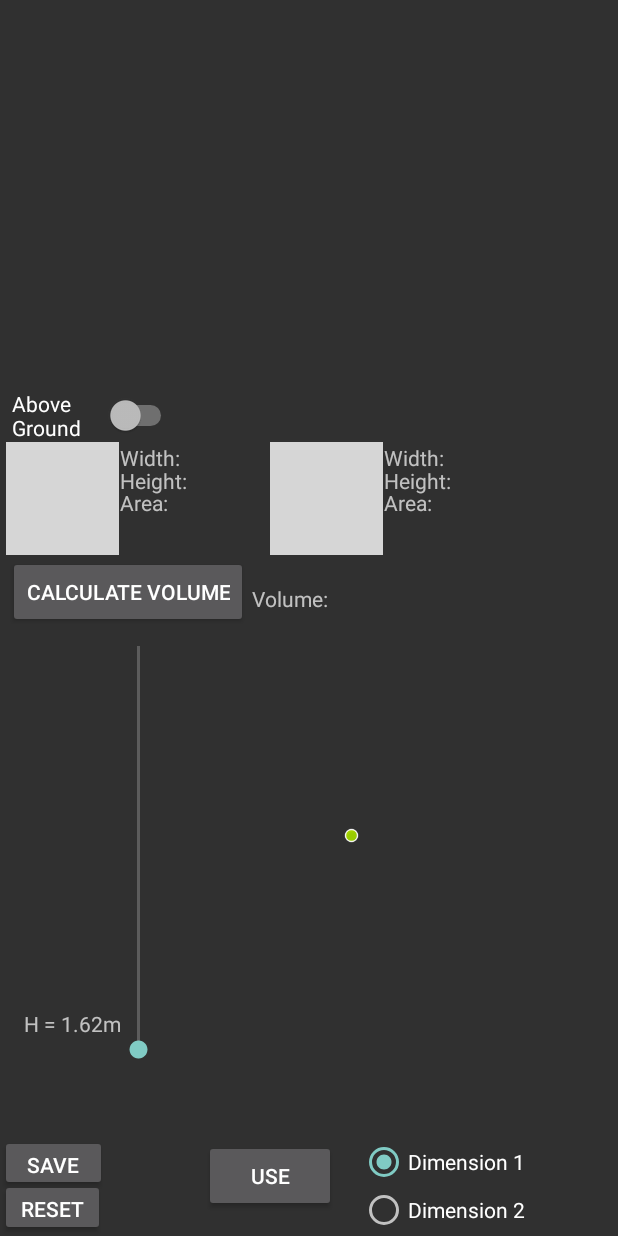
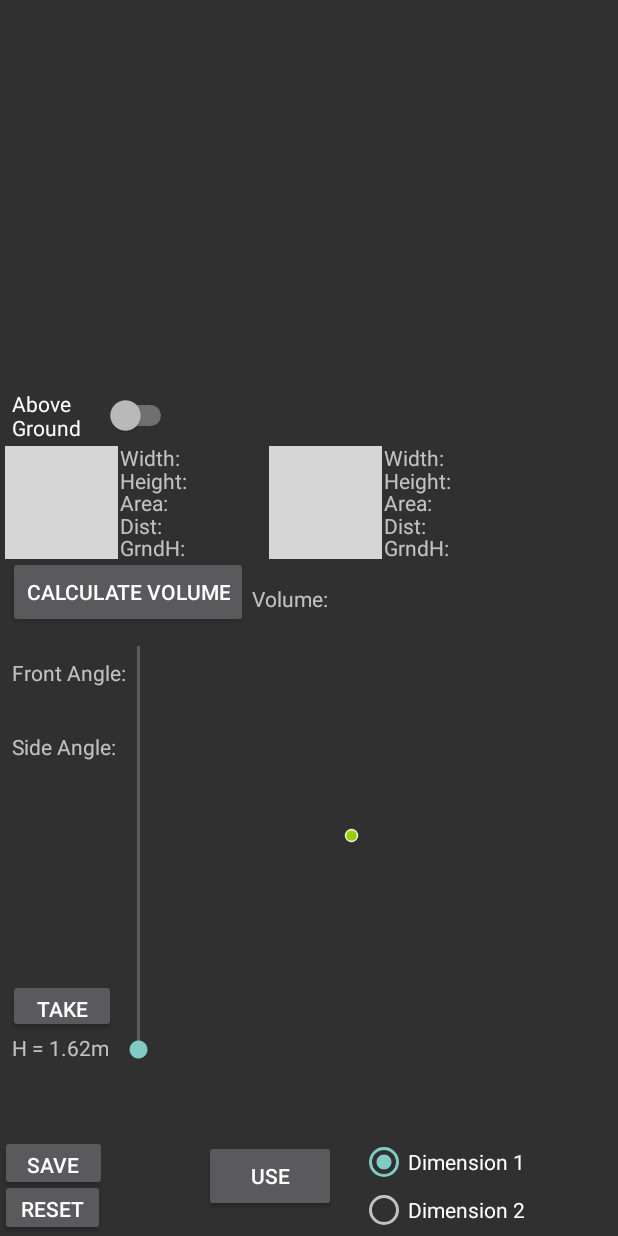
Before and after one commit to GerronT/final-year-project, an Android app: the layout activity_main.xml on its own in the app's theme, with its tools: preview values and no code run, on a phone screen of 412 x 824 dp. Run offline under Robolectric (Android 15) with nearby library versions, the phone set to English and light mode, and no system bars; grey boxes are pictures that could not be loaded.

Commit message:
included distance and ground height. Increased usability by restricting access to buttons when not necessary

```diff
--- a/app/src/main/res/layout/activity_main.xml
+++ b/app/src/main/res/layout/activity_main.xml
@@ -89,20 +89,21 @@
         android:id="@+id/gHL"
         android:layout_width="67dp"
         android:layout_height="27dp"
-        android:layout_marginStart="16dp"
-        android:layout_marginLeft="16dp"
-        android:layout_marginBottom="124dp"
+        android:layout_marginStart="8dp"
+        android:layout_marginLeft="8dp"
+        android:layout_marginBottom="108dp"
         android:text="H = 1.62m"
         app:layout_constraintBottom_toBottomOf="parent"
         app:layout_constraintStart_toStartOf="parent" />
 
     <TextView
-        android:id="@+id/aV"
-        android:layout_width="74dp"
-        android:layout_height="220dp"
+        android:id="@+id/fA"
+        android:layout_width="78dp"
+        android:layout_height="49dp"
         android:layout_marginStart="8dp"
         android:layout_marginLeft="8dp"
-        android:layout_marginBottom="168dp"
+        android:layout_marginBottom="336dp"
+        android:text="Front Angle:"
         app:layout_constraintBottom_toBottomOf="parent"
         app:layout_constraintStart_toStartOf="parent" />
 
@@ -172,9 +173,12 @@
             android:id="@+id/img1"
             android:layout_width="75dp"
             android:layout_height="75dp"
-            android:layout_marginStart="4dp"
-            android:layout_marginLeft="4dp"
-            android:layout_marginBottom="448dp"
+            android:layout_alignParentStart="true"
+            android:layout_alignParentLeft="true"
+            android:layout_alignParentBottom="true"
+            android:layout_marginStart="3dp"
+            android:layout_marginLeft="3dp"
+            android:layout_marginBottom="47dp"
             app:layout_constraintBottom_toBottomOf="parent"
             app:layout_constraintStart_toStartOf="parent"
             tools:srcCompat="@tools:sample/avatars" />
@@ -221,13 +225,44 @@
             app:layout_constraintBottom_toBottomOf="parent"
             app:layout_constraintStart_toStartOf="parent" />
 
+        <TextView
+            android:id="@+id/pic1d"
+            android:layout_width="95dp"
+            android:layout_height="wrap_content"
+            android:layout_alignParentStart="true"
+            android:layout_alignParentLeft="true"
+            android:layout_alignParentBottom="true"
+            android:layout_marginStart="80dp"
+            android:layout_marginLeft="80dp"
+            android:layout_marginBottom="60dp"
+            android:text="Dist:"
+            app:layout_constraintBottom_toBottomOf="parent"
+            app:layout_constraintStart_toStartOf="parent" />
+
+        <TextView
+            android:id="@+id/pic1g"
+            android:layout_width="95dp"
+            android:layout_height="wrap_content"
+            android:layout_alignParentStart="true"
+            android:layout_alignParentLeft="true"
+            android:layout_alignParentBottom="true"
+            android:layout_marginStart="80dp"
+            android:layout_marginLeft="80dp"
+            android:layout_marginBottom="45dp"
+            android:text="GrndH:"
+            app:layout_constraintBottom_toBottomOf="parent"
+            app:layout_constraintStart_toStartOf="parent" />
+
         <ImageView
             android:id="@+id/img2"
             android:layout_width="75dp"
             android:layout_height="75dp"
-            android:layout_marginStart="180dp"
-            android:layout_marginLeft="180dp"
-            android:layout_marginBottom="448dp"
+            android:layout_alignParentStart="true"
+            android:layout_alignParentLeft="true"
+            android:layout_alignParentBottom="true"
+            android:layout_marginStart="179dp"
+            android:layout_marginLeft="1dp"
+            android:layout_marginBottom="47dp"
             app:layout_constraintBottom_toBottomOf="parent"
             app:layout_constraintStart_toStartOf="parent"
             tools:srcCompat="@tools:sample/avatars" />
@@ -274,6 +309,34 @@
             app:layout_constraintBottom_toBottomOf="parent"
             app:layout_constraintStart_toStartOf="parent" />
 
+        <TextView
+            android:id="@+id/pic2d"
+            android:layout_width="95dp"
+            android:layout_height="wrap_content"
+            android:layout_alignParentStart="true"
+            android:layout_alignParentLeft="true"
+            android:layout_alignParentBottom="true"
+            android:layout_marginStart="256dp"
+            android:layout_marginLeft="256dp"
+            android:layout_marginBottom="60dp"
+            android:text="Dist:"
+            app:layout_constraintBottom_toBottomOf="parent"
+            app:layout_constraintStart_toStartOf="parent" />
+
+        <TextView
+            android:id="@+id/pic2g"
+            android:layout_width="95dp"
+            android:layout_height="wrap_content"
+            android:layout_alignParentStart="true"
+            android:layout_alignParentLeft="true"
+            android:layout_alignParentBottom="true"
+            android:layout_marginStart="256dp"
+            android:layout_marginLeft="256dp"
+            android:layout_marginBottom="45dp"
+            android:text="GrndH:"
+            app:layout_constraintBottom_toBottomOf="parent"
+            app:layout_constraintStart_toStartOf="parent" />
+
     </RelativeLayout>
 
     <Button
@@ -286,5 +349,28 @@
         app:layout_constraintBottom_toBottomOf="parent"
         app:layout_constraintStart_toStartOf="parent" />
 
+    <TextView
+        android:id="@+id/sA"
+        android:layout_width="75dp"
+        android:layout_height="50dp"
+        android:layout_marginStart="8dp"
+        android:layout_marginLeft="8dp"
+        android:layout_marginBottom="286dp"
+        android:text="Side Angle: "
+        app:layout_constraintBottom_toBottomOf="parent"
+        app:layout_constraintStart_toStartOf="parent" />
+
+    <Button
+        android:id="@+id/tA"
+        android:layout_width="72dp"
+        android:layout_height="36dp"
+        android:layout_marginStart="5dp"
+        android:layout_marginLeft="5dp"
+        android:layout_marginBottom="135dp"
+        android:onClick="callGetAngles"
+        android:text="take"
+        app:layout_constraintBottom_toBottomOf="parent"
+        app:layout_constraintStart_toStartOf="parent" />
+
 
 </android.support.constraint.ConstraintLayout>
```
Also changed, not shown: app/src/main/java/com/example/volumecalculator/Gyroscope.java (deleted, +0 -49 lines), app/src/main/java/com/example/volumecalculator/MainActivity.java (+58 -11 lines), 1 other file.
